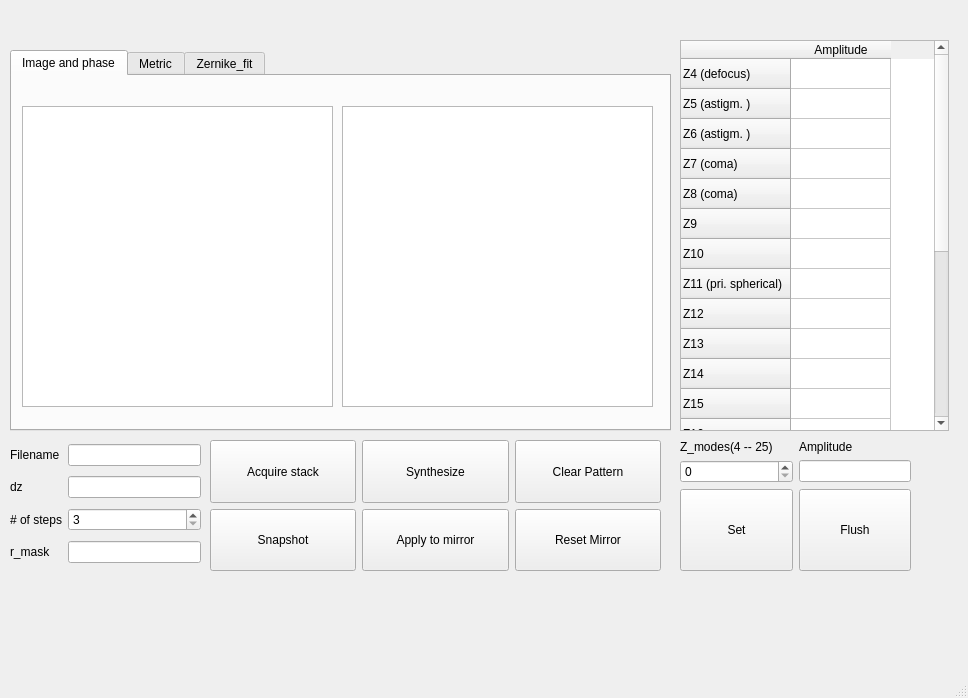
First picture: the form in modules/BMC_multicorrection/BMC_multicorrection_design.ui, repository Huanglab-ucsf/InControl, before the edit.
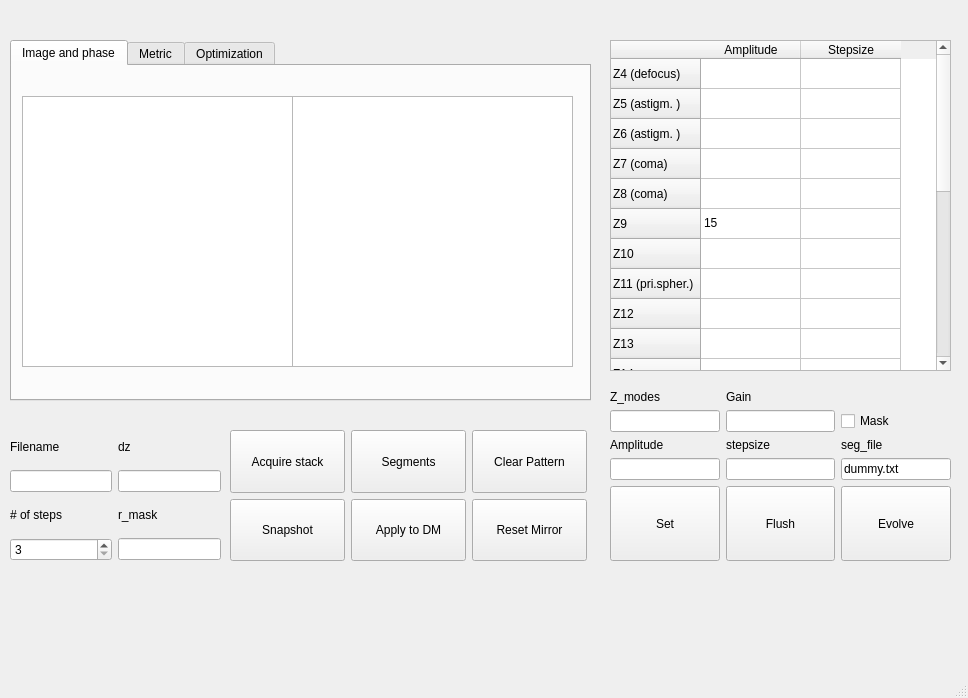
Second picture: the form after the edit. The open tabs and pages were chosen to show the change.

```diff
--- a/modules/BMC_multicorrection/BMC_multicorrection_design.ui
+++ b/modules/BMC_multicorrection/BMC_multicorrection_design.ui
@@ -11,7 +11,7 @@
    </rect>
   </property>
   <property name="sizePolicy">
-   <sizepolicy hsizetype="Preferred" vsizetype="Expanding">
+   <sizepolicy hsizetype="Expanding" vsizetype="Minimum">
     <horstretch>0</horstretch>
     <verstretch>0</verstretch>
    </sizepolicy>
@@ -20,83 +20,12 @@
    <string>MainWindow</string>
   </property>
   <widget class="QWidget" name="centralwidget">
-   <widget class="QWidget" name="gridLayoutWidget">
-    <property name="geometry">
-     <rect>
-      <x>10</x>
-      <y>440</y>
-      <width>191</width>
-      <height>128</height>
-     </rect>
-    </property>
-    <layout class="QGridLayout" name="grid_aqsettings">
-     <property name="bottomMargin">
-      <number>0</number>
-     </property>
-     <item row="2" column="0">
-      <widget class="QLabel" name="label_nsteps">
-       <property name="text">
-        <string># of steps</string>
-       </property>
-      </widget>
-     </item>
-     <item row="2" column="2">
-      <widget class="QSpinBox" name="spinbox_Nsteps">
-       <property name="minimum">
-        <number>3</number>
-       </property>
-       <property name="maximum">
-        <number>50</number>
-       </property>
-      </widget>
-     </item>
-     <item row="0" column="0">
-      <widget class="QLabel" name="label_fname">
-       <property name="text">
-        <string>Filename</string>
-       </property>
-      </widget>
-     </item>
-     <item row="1" column="2">
-      <widget class="QLineEdit" name="lineEdit_dz"/>
-     </item>
-     <item row="1" column="0">
-      <widget class="QLabel" name="label_stepsize">
-       <property name="sizePolicy">
-        <sizepolicy hsizetype="Preferred" vsizetype="Preferred">
-         <horstretch>0</horstretch>
-         <verstretch>0</verstretch>
-        </sizepolicy>
-       </property>
-       <property name="layoutDirection">
-        <enum>Qt::LeftToRight</enum>
-       </property>
-       <property name="text">
-        <string>dz</string>
-       </property>
-      </widget>
-     </item>
-     <item row="3" column="2">
-      <widget class="QLineEdit" name="lineEdit_mask"/>
-     </item>
-     <item row="0" column="2">
-      <widget class="QLineEdit" name="line_Filename"/>
-     </item>
-     <item row="3" column="0">
-      <widget class="QLabel" name="label_masksize">
-       <property name="text">
-        <string>r_mask</string>
-       </property>
-      </widget>
-     </item>
-    </layout>
-   </widget>
    <widget class="QWidget" name="gridLayoutWidget_2">
     <property name="geometry">
      <rect>
-      <x>210</x>
-      <y>440</y>
-      <width>451</width>
+      <x>230</x>
+      <y>430</y>
+      <width>357</width>
       <height>131</height>
      </rect>
     </property>
@@ -108,7 +37,7 @@
       <number>6</number>
      </property>
      <item row="0" column="1">
-      <widget class="QPushButton" name="pushButton_synthesize">
+      <widget class="QPushButton" name="pushButton_segments">
        <property name="sizePolicy">
         <sizepolicy hsizetype="Expanding" vsizetype="Expanding">
          <horstretch>0</horstretch>
@@ -116,7 +45,7 @@
         </sizepolicy>
        </property>
        <property name="text">
-        <string>Synthesize</string>
+        <string>Segments</string>
        </property>
       </widget>
      </item>
@@ -142,7 +71,7 @@
         </sizepolicy>
        </property>
        <property name="text">
-        <string>Apply to mirror</string>
+        <string>Apply to DM</string>
        </property>
       </widget>
      </item>
@@ -191,13 +120,13 @@
     <property name="geometry">
      <rect>
       <x>10</x>
-      <y>50</y>
-      <width>661</width>
-      <height>381</height>
+      <y>40</y>
+      <width>581</width>
+      <height>361</height>
      </rect>
     </property>
     <property name="currentIndex">
-     <number>2</number>
+     <number>0</number>
     </property>
     <widget class="QWidget" name="tab_image_phase">
      <attribute name="title">
@@ -208,18 +137,18 @@
        <rect>
         <x>10</x>
         <y>30</y>
-        <width>311</width>
-        <height>301</height>
+        <width>271</width>
+        <height>271</height>
        </rect>
       </property>
      </widget>
      <widget class="QGraphicsView" name="mpl_phase">
       <property name="geometry">
        <rect>
-        <x>330</x>
+        <x>280</x>
         <y>30</y>
-        <width>311</width>
-        <height>301</height>
+        <width>281</width>
+        <height>271</height>
        </rect>
       </property>
      </widget>
@@ -239,19 +168,19 @@
       </property>
      </widget>
     </widget>
-    <widget class="QWidget" name="tab_zfit">
+    <widget class="QWidget" name="tab_Optimize">
      <attribute name="title">
-      <string>Zernike_fit</string>
+      <string>Optimization</string>
      </attribute>
     </widget>
    </widget>
    <widget class="QTableWidget" name="table_Zcoeffs">
     <property name="geometry">
      <rect>
-      <x>680</x>
+      <x>610</x>
       <y>40</y>
-      <width>269</width>
-      <height>391</height>
+      <width>341</width>
+      <height>331</height>
      </rect>
     </property>
     <property name="editTriggers">
@@ -294,7 +223,7 @@
     </row>
     <row>
      <property name="text">
-      <string>Z11 (pri. spherical)</string>
+      <string>Z11 (pri.spher.)</string>
      </property>
     </row>
     <row>
@@ -372,29 +301,78 @@
       <string>Amplitude</string>
      </property>
     </column>
+    <column>
+     <property name="text">
+      <string>Stepsize</string>
+     </property>
+    </column>
     <item row="0" column="0">
      <property name="text">
       <string/>
      </property>
     </item>
+    <item row="5" column="0">
+     <property name="text">
+      <string>15</string>
+     </property>
+    </item>
    </widget>
    <widget class="QWidget" name="gridLayoutWidget_3">
     <property name="geometry">
      <rect>
-      <x>680</x>
-      <y>440</y>
-      <width>231</width>
-      <height>131</height>
+      <x>610</x>
+      <y>390</y>
+      <width>341</width>
+      <height>171</height>
      </rect>
     </property>
-    <layout class="QGridLayout" name="gridLayout">
+    <layout class="QGridLayout" name="grid_zernset">
+     <item row="4" column="2">
+      <widget class="QPushButton" name="pushButton_Evolve">
+       <property name="sizePolicy">
+        <sizepolicy hsizetype="Expanding" vsizetype="Expanding">
+         <horstretch>0</horstretch>
+         <verstretch>0</verstretch>
+        </sizepolicy>
+       </property>
+       <property name="text">
+        <string>Evolve</string>
+       </property>
+      </widget>
+     </item>
+     <item row="4" column="1">
+      <widget class="QPushButton" name="pushButton_flush">
+       <property name="sizePolicy">
+        <sizepolicy hsizetype="Expanding" vsizetype="Expanding">
+         <horstretch>0</horstretch>
+         <verstretch>0</verstretch>
+        </sizepolicy>
+       </property>
+       <property name="text">
+        <string>Flush</string>
+       </property>
+      </widget>
+     </item>
+     <item row="4" column="0">
+      <widget class="QPushButton" name="pushButton_setsingleZern">
+       <property name="sizePolicy">
+        <sizepolicy hsizetype="Expanding" vsizetype="Expanding">
+         <horstretch>0</horstretch>
+         <verstretch>0</verstretch>
+        </sizepolicy>
+       </property>
+       <property name="text">
+        <string>Set</string>
+       </property>
+      </widget>
+     </item>
      <item row="1" column="1">
-      <widget class="QLineEdit" name="lineEdit">
-       <property name="sizePolicy">
-        <sizepolicy hsizetype="Expanding" vsizetype="Fixed">
-         <horstretch>0</horstretch>
-         <verstretch>0</verstretch>
-        </sizepolicy>
+      <widget class="QLineEdit" name="lineEdit_gain"/>
+     </item>
+     <item row="0" column="1">
+      <widget class="QLabel" name="label_gain">
+       <property name="text">
+        <string>Gain</string>
        </property>
       </widget>
      </item>
@@ -407,12 +385,22 @@
         </sizepolicy>
        </property>
        <property name="text">
-        <string>Z_modes(4 -- 25)</string>
+        <string>Z_modes</string>
        </property>
       </widget>
      </item>
-     <item row="0" column="1">
-      <widget class="QLabel" name="label_zamplitude">
+     <item row="1" column="0">
+      <widget class="QLineEdit" name="lineEdit_zmode">
+       <property name="sizePolicy">
+        <sizepolicy hsizetype="Expanding" vsizetype="Fixed">
+         <horstretch>0</horstretch>
+         <verstretch>0</verstretch>
+        </sizepolicy>
+       </property>
+      </widget>
+     </item>
+     <item row="2" column="0">
+      <widget class="QLabel" name="label_zampli">
        <property name="sizePolicy">
         <sizepolicy hsizetype="Expanding" vsizetype="Minimum">
          <horstretch>0</horstretch>
@@ -424,51 +412,148 @@
        </property>
       </widget>
      </item>
-     <item row="1" column="0">
-      <widget class="QSpinBox" name="spinBox">
+     <item row="3" column="0">
+      <widget class="QLineEdit" name="lineEdit_zernampli">
+       <property name="sizePolicy">
+        <sizepolicy hsizetype="Expanding" vsizetype="Fixed">
+         <horstretch>0</horstretch>
+         <verstretch>0</verstretch>
+        </sizepolicy>
+       </property>
+      </widget>
+     </item>
+     <item row="2" column="1">
+      <widget class="QLabel" name="label_zernstep">
+       <property name="sizePolicy">
+        <sizepolicy hsizetype="Expanding" vsizetype="Minimum">
+         <horstretch>0</horstretch>
+         <verstretch>0</verstretch>
+        </sizepolicy>
+       </property>
+       <property name="text">
+        <string>stepsize</string>
+       </property>
+      </widget>
+     </item>
+     <item row="3" column="1">
+      <widget class="QLineEdit" name="lineEdit_zernstep">
+       <property name="sizePolicy">
+        <sizepolicy hsizetype="Expanding" vsizetype="Fixed">
+         <horstretch>0</horstretch>
+         <verstretch>0</verstretch>
+        </sizepolicy>
+       </property>
+      </widget>
+     </item>
+     <item row="1" column="2">
+      <widget class="QCheckBox" name="checkBox_mask">
+       <property name="text">
+        <string>Mask</string>
+       </property>
+      </widget>
+     </item>
+     <item row="2" column="2">
+      <widget class="QLabel" name="label_segfile">
+       <property name="text">
+        <string>seg_file</string>
+       </property>
+      </widget>
+     </item>
+     <item row="3" column="2">
+      <widget class="QLineEdit" name="lineEdit_segfile">
+       <property name="text">
+        <string>dummy.txt</string>
+       </property>
+      </widget>
+     </item>
+    </layout>
+   </widget>
+   <widget class="QWidget" name="gridLayoutWidget">
+    <property name="geometry">
+     <rect>
+      <x>10</x>
+      <y>430</y>
+      <width>211</width>
+      <height>131</height>
+     </rect>
+    </property>
+    <layout class="QGridLayout" name="grid_acquisition">
+     <item row="2" column="1">
+      <widget class="QLabel" name="label_masksize">
+       <property name="text">
+        <string>r_mask</string>
+       </property>
+      </widget>
+     </item>
+     <item row="2" column="0">
+      <widget class="QLabel" name="label_nsteps">
        <property name="sizePolicy">
         <sizepolicy hsizetype="Expanding" vsizetype="Preferred">
          <horstretch>0</horstretch>
          <verstretch>0</verstretch>
         </sizepolicy>
        </property>
+       <property name="text">
+        <string># of steps</string>
+       </property>
       </widget>
      </item>
-     <item row="2" column="0">
-      <widget class="QPushButton" name="pushButton">
+     <item row="3" column="1">
+      <widget class="QLineEdit" name="lineEdit_mask"/>
+     </item>
+     <item row="1" column="1">
+      <widget class="QLineEdit" name="lineEdit_dz"/>
+     </item>
+     <item row="3" column="0">
+      <widget class="QSpinBox" name="spinbox_Nsteps">
        <property name="sizePolicy">
-        <sizepolicy hsizetype="Expanding" vsizetype="Expanding">
+        <sizepolicy hsizetype="Expanding" vsizetype="Fixed">
          <horstretch>0</horstretch>
          <verstretch>0</verstretch>
         </sizepolicy>
        </property>
+       <property name="minimum">
+        <number>3</number>
+       </property>
+       <property name="maximum">
+        <number>50</number>
+       </property>
+      </widget>
+     </item>
+     <item row="0" column="0">
+      <widget class="QLabel" name="label_fname">
        <property name="text">
-        <string>Set</string>
+        <string>Filename</string>
        </property>
       </widget>
      </item>
-     <item row="2" column="1">
-      <widget class="QPushButton" name="pushButton_2">
+     <item row="1" column="0">
+      <widget class="QLineEdit" name="line_Filename"/>
+     </item>
+     <item row="0" column="1">
+      <widget class="QLabel" name="label_stepsize">
        <property name="sizePolicy">
-        <sizepolicy hsizetype="Expanding" vsizetype="Expanding">
+        <sizepolicy hsizetype="Preferred" vsizetype="Preferred">
          <horstretch>0</horstretch>
          <verstretch>0</verstretch>
         </sizepolicy>
        </property>
+       <property name="layoutDirection">
+        <enum>Qt::LeftToRight</enum>
+       </property>
        <property name="text">
-        <string>Flush</string>
+        <string>dz</string>
        </property>
       </widget>
      </item>
     </layout>
    </widget>
-   <zorder>gridLayoutWidget</zorder>
    <zorder>gridLayoutWidget_2</zorder>
    <zorder>tab_display</zorder>
    <zorder>table_Zcoeffs</zorder>
-   <zorder>line_Filename</zorder>
-   <zorder>table_Zcoeffs</zorder>
    <zorder>gridLayoutWidget_3</zorder>
+   <zorder>label_zernstep</zorder>
+   <zorder>gridLayoutWidget</zorder>
   </widget>
   <widget class="QMenuBar" name="menubar">
    <property name="geometry">
```
